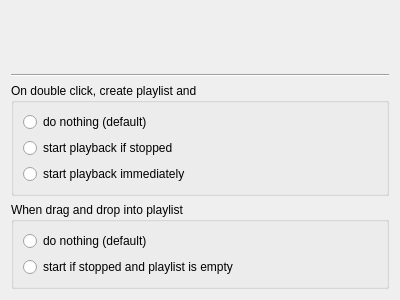
The window that src/GUI/LibraryPreferences/GUI_LibraryPreferences.ui (return42/sayonara) describes before a commit, drawn with Qt 5.
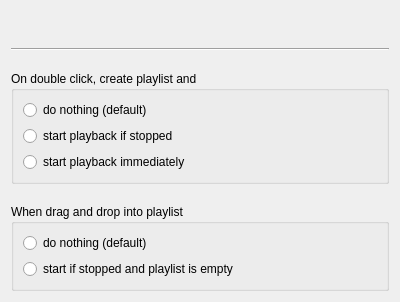
The same window after the commit.

Patch:
```diff
--- a/src/GUI/LibraryPreferences/GUI_LibraryPreferences.ui
+++ b/src/GUI/LibraryPreferences/GUI_LibraryPreferences.ui
@@ -7,10 +7,13 @@
     <x>0</x>
     <y>0</y>
     <width>400</width>
-    <height>300</height>
+    <height>292</height>
    </rect>
   </property>
   <layout class="QGridLayout" name="gridLayout">
+   <property name="verticalSpacing">
+    <number>20</number>
+   </property>
    <item row="3" column="0">
     <widget class="QGroupBox" name="groupBox_2">
      <property name="title">
```
